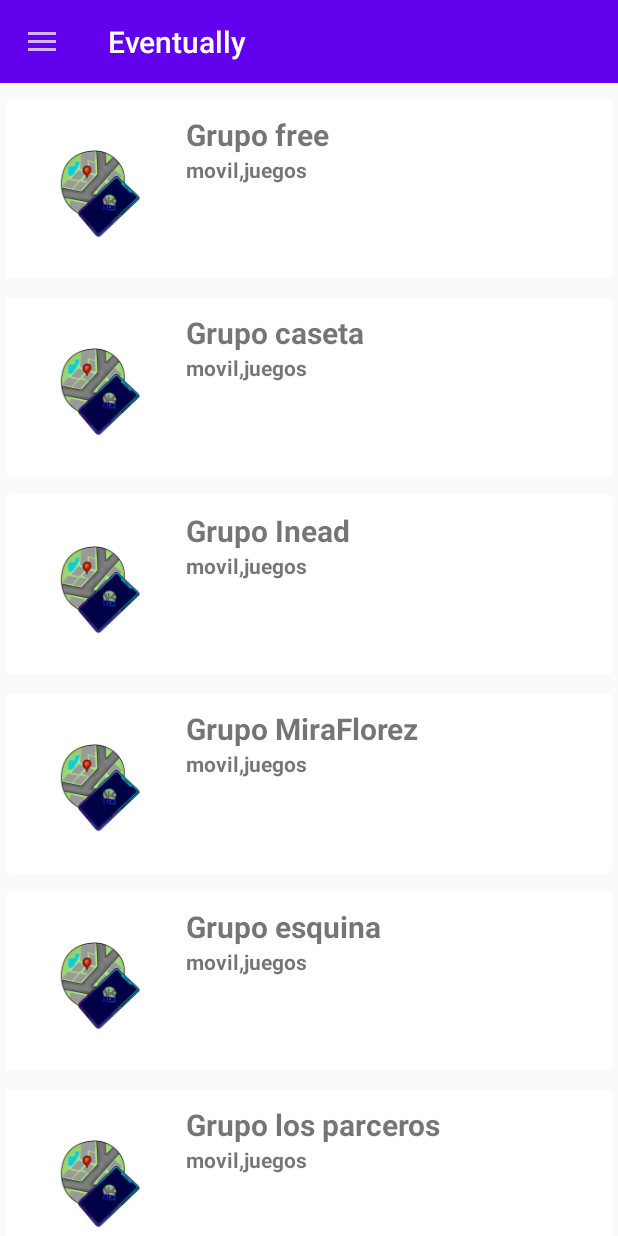
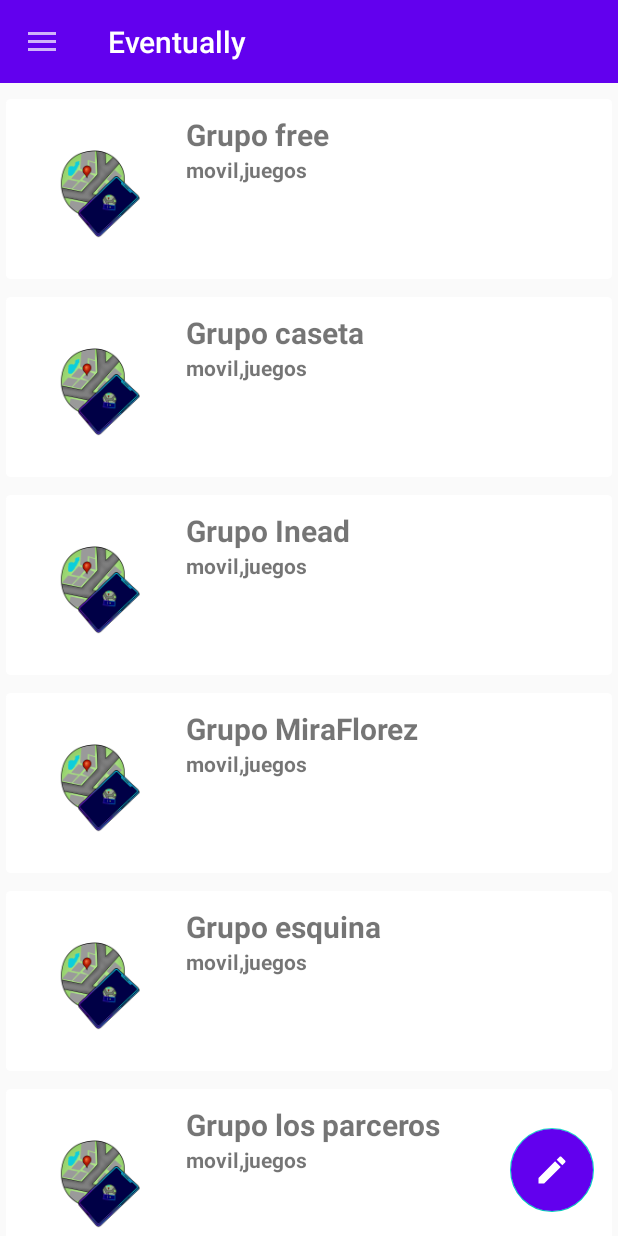
Before and after one commit to Deymoslor/Eventually_v2.1, an Android app: the fragment FragmentGrupos placed in its activity, on a phone screen of 412 x 824 dp. Run offline under Robolectric (Android 15) with nearby library versions, the phone set to English and light mode, and no system bars; network calls fail; Roboto replaces fonts that are not available here.

Commit message:
FAB grupos
Creando el fab en la atividad de mis grupos para proximamente agregar la funcionalidad de crear tus propios grupos en la app.

```diff
--- a/app/build.gradle
+++ b/app/build.gradle
@@ -29,7 +29,7 @@ dependencies {
     implementation 'androidx.appcompat:appcompat:1.1.0'
     implementation 'androidx.constraintlayout:constraintlayout:1.1.3'
     implementation 'androidx.legacy:legacy-support-v4:1.0.0'
-    implementation 'com.google.android.material:material:1.0.0'
+    implementation 'com.google.android.material:material:1.1.0'
     testImplementation 'junit:junit:4.12'
     androidTestImplementation 'androidx.test.ext:junit:1.1.1'
     androidTestImplementation 'androidx.test.espresso:espresso-core:3.2.0'
@@ -37,4 +37,5 @@ dependencies {
     implementation 'com.android.volley:volley:1.1.1'
     implementation 'androidx.cardview:cardview:1.0.0'
     implementation 'androidx.gridlayout:gridlayout:1.0.0-rc01'
+
 }
--- a/app/src/main/java/cursos/alain/eventually_v2/Fragments/FragmentGrupos.java
+++ b/app/src/main/java/cursos/alain/eventually_v2/Fragments/FragmentGrupos.java
@@ -2,6 +2,7 @@ package cursos.alain.eventually_v2.Fragments;
 
 import android.app.Activity;
 import android.content.Context;
+import android.content.Intent;
 import android.os.Bundle;
 import android.view.LayoutInflater;
 import android.view.View;
@@ -14,6 +15,8 @@ import androidx.fragment.app.Fragment;
 import androidx.recyclerview.widget.LinearLayoutManager;
 import androidx.recyclerview.widget.RecyclerView;
 
+import com.google.android.material.floatingactionbutton.FloatingActionButton;
+
 import java.util.ArrayList;
 
 import cursos.alain.eventually_v2.Adapters.AdapterGrupos;
@@ -25,23 +28,35 @@ public class FragmentGrupos extends Fragment {
 
     AdapterGrupos adapterGrupos;
     RecyclerView recyclerViewGrupos;
+    FloatingActionButton fab;
     ArrayList<Grupos> listaGrupos;
 
     //Referencias para comunicar fragments
     Activity actividad;
     iComunicaFragments interfaceComunicaFragments;
 
+
+
     @Nullable
     @Override
     public View onCreateView(@NonNull LayoutInflater inflater, @Nullable ViewGroup container, @Nullable Bundle savedInstanceState) {
         View view = inflater.inflate(R.layout.grupos_fragment,container,false);
         recyclerViewGrupos = view.findViewById(R.id.recyclerview);
+        fab = view.findViewById(R.id.fab_CrearGrupo);
         listaGrupos = new ArrayList<>();
 
         //cargar la lista
         cargarLista();
         //mostrar data
         mostrarData();
+
+        fab.setOnClickListener(new View.OnClickListener() {
+            @Override
+            public void onClick(View v) {
+                Toast.makeText(getContext(),"PLEASE-MASTER",Toast.LENGTH_SHORT).show();
+            }
+        });
+
         return view;
     }
     public void cargarLista(){
@@ -64,8 +79,9 @@ public class FragmentGrupos extends Fragment {
             @Override
             public void onClick(View view) {
                 String nombre = listaGrupos.get(recyclerViewGrupos.getChildAdapterPosition(view)).getNombre();
-                Toast.makeText(getContext(),"Seleccionado: " + nombre, Toast.LENGTH_SHORT).show();
+                //Toast.makeText(getContext(),"Seleccionado: " + nombre, Toast.LENGTH_SHORT).show();
                 interfaceComunicaFragments.enviarGrupo(listaGrupos.get(recyclerViewGrupos.getChildAdapterPosition(view)));
+
             }
         });
     }
@@ -76,11 +92,17 @@ public class FragmentGrupos extends Fragment {
         if(context instanceof Activity){
             this.actividad = (Activity) context;
             interfaceComunicaFragments = (iComunicaFragments) this.actividad;
+
         }
     }
 
     @Override
     public void onDetach() {
         super.onDetach();
+
     }
+
+
+
+
 }
--- /dev/null
+++ b/app/src/main/res/drawable/ic_creargrupo.xml
@@ -0,0 +1,5 @@
+<vector android:height="24dp" android:tint="#FFFFFF"
+    android:viewportHeight="24" android:viewportWidth="24"
+    android:width="24dp" xmlns:android="http://schemas.android.com/apk/res/android">
+    <path android:fillColor="@android:color/white" android:pathData="M3,17.25V21h3.75L17.81,9.94l-3.75,-3.75L3,17.25zM20.71,7.04c0.39,-0.39 0.39,-1.02 0,-1.41l-2.34,-2.34c-0.39,-0.39 -1.02,-0.39 -1.41,0l-1.83,1.83 3.75,3.75 1.83,-1.83z"/>
+</vector>
--- a/app/src/main/res/layout/grupos_fragment.xml
+++ b/app/src/main/res/layout/grupos_fragment.xml
@@ -1,5 +1,5 @@
 <?xml version="1.0" encoding="utf-8"?>
-<LinearLayout xmlns:android="http://schemas.android.com/apk/res/android"
+<androidx.coordinatorlayout.widget.CoordinatorLayout xmlns:android="http://schemas.android.com/apk/res/android"
     xmlns:app="http://schemas.android.com/apk/res-auto"
     xmlns:tools="http://schemas.android.com/tools"
     android:orientation="vertical"
@@ -7,8 +7,24 @@
     android:layout_height="match_parent"
     android:paddingTop="60dp">
 
+
     <androidx.recyclerview.widget.RecyclerView
         android:id="@+id/recyclerview"
         android:layout_width="match_parent"
-        android:layout_height="wrap_content" />
-</LinearLayout>
+        android:layout_height="wrap_content">
+    </androidx.recyclerview.widget.RecyclerView>
+    <com.google.android.material.floatingactionbutton.FloatingActionButton
+        android:layout_width="wrap_content"
+        android:layout_height="wrap_content"
+        android:id="@+id/fab_CrearGrupo"
+        android:layout_gravity="end|bottom"
+        android:layout_margin="16dp"
+        app:fabSize="normal"
+        android:backgroundTint="@color/colorPrimary"
+        android:elevation="6dp"
+        android:src="@drawable/ic_creargrupo">
+    </com.google.android.material.floatingactionbutton.FloatingActionButton>
+
+
+
+</androidx.coordinatorlayout.widget.CoordinatorLayout>
```
